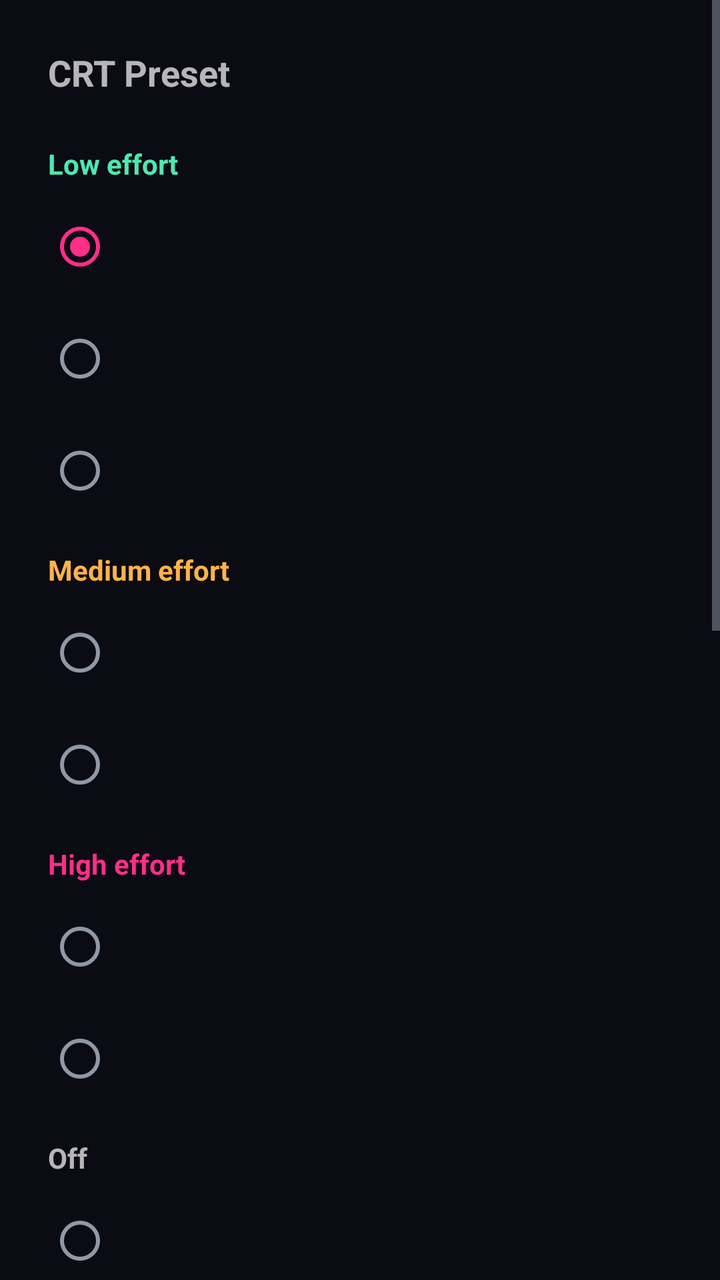
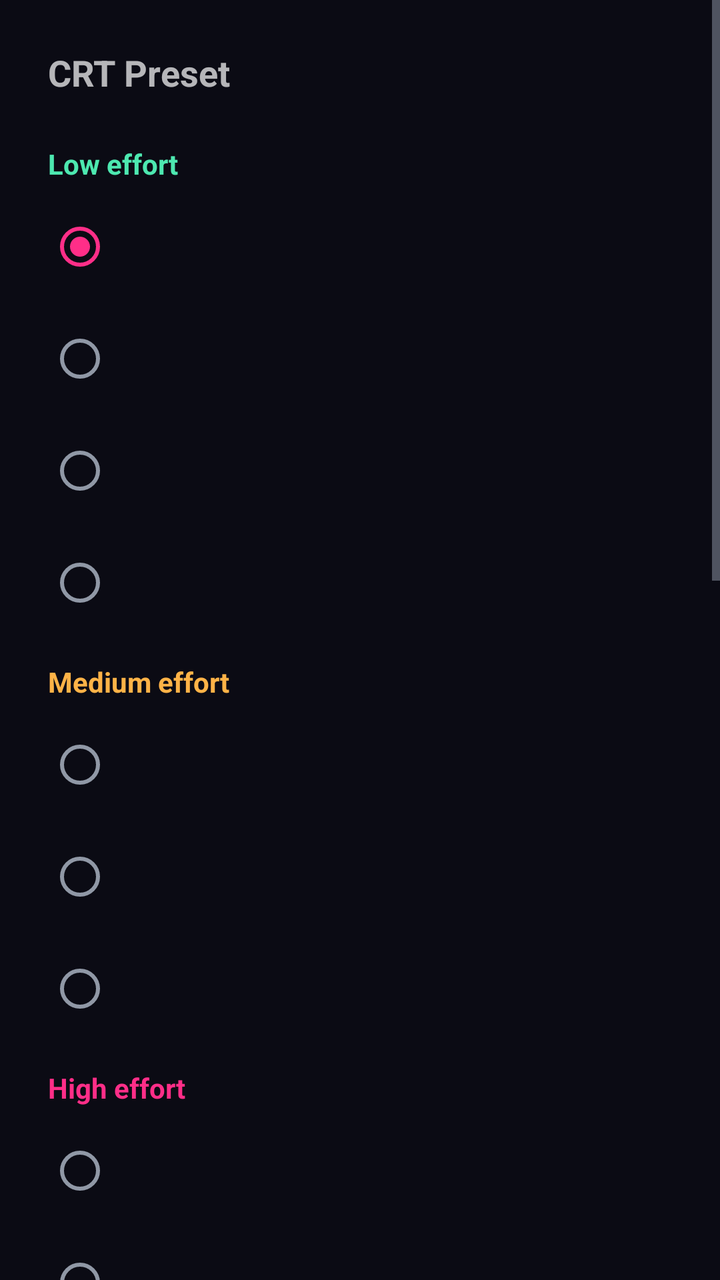

An Android layout rendered at two revisions. The XML below is the earlier revision; the diff shows what the commit changed to produce the second picture.
<!-- AndroidManifest.xml: application theme Theme.RetroTube -->
<!-- res/layout/activity_main.xml -->
<?xml version="1.0" encoding="utf-8"?>
<ScrollView xmlns:android="http://schemas.android.com/apk/res/android"
    android:layout_width="match_parent"
    android:layout_height="match_parent">

    <LinearLayout
        android:layout_width="match_parent"
        android:layout_height="wrap_content"
        android:orientation="vertical"
        android:padding="24dp">

        <TextView
            android:layout_width="wrap_content"
            android:layout_height="wrap_content"
            android:text="@string/preset_label"
            android:textStyle="bold"
            android:textSize="18sp"
            android:layout_marginBottom="16dp" />

        <RadioGroup
            android:id="@+id/presetGroup"
            android:layout_width="match_parent"
            android:layout_height="wrap_content">

            <TextView
                android:layout_width="wrap_content"
                android:layout_height="wrap_content"
                android:text="@string/tier_low"
                android:textStyle="bold"
                android:textColor="@color/tier_low"
                android:layout_marginTop="8dp"
                android:layout_marginBottom="4dp" />

            <RadioButton
                android:id="@+id/presetZfastCrt"
                android:layout_width="match_parent"
                android:layout_height="wrap_content"
                android:checked="true" />

            <RadioButton
                android:id="@+id/presetPhosphorMono"
                android:layout_width="match_parent"
                android:layout_height="wrap_content" />

            <RadioButton
                android:id="@+id/presetDeconverge"
                android:layout_width="match_parent"
                android:layout_height="wrap_content" />

            <TextView
                android:layout_width="wrap_content"
                android:layout_height="wrap_content"
                android:text="@string/tier_medium"
                android:textStyle="bold"
                android:textColor="@color/tier_medium"
                android:layout_marginTop="12dp"
                android:layout_marginBottom="4dp" />

            <RadioButton
                android:id="@+id/presetCrtEasymode"
                android:layout_width="match_parent"
                android:layout_height="wrap_content" />

            <RadioButton
                android:id="@+id/presetVhs"
                android:layout_width="match_parent"
                android:layout_height="wrap_content" />

            <TextView
                android:layout_width="wrap_content"
                android:layout_height="wrap_content"
                android:text="@string/tier_high"
                android:textStyle="bold"
                android:textColor="@color/tier_high"
                android:layout_marginTop="12dp"
                android:layout_marginBottom="4dp" />

            <RadioButton
                android:id="@+id/presetCrtGuestAdvanced"
                android:layout_width="match_parent"
                android:layout_height="wrap_content" />

            <RadioButton
                android:id="@+id/presetNtsc"
                android:layout_width="match_parent"
                android:layout_height="wrap_content" />

            <TextView
                android:layout_width="wrap_content"
                android:layout_height="wrap_content"
                android:text="@string/tier_off"
                android:textStyle="bold"
                android:layout_marginTop="12dp"
                android:layout_marginBottom="4dp" />

            <RadioButton
                android:id="@+id/presetNone"
                android:layout_width="match_parent"
                android:layout_height="wrap_content" />

        </RadioGroup>

        <com.google.android.material.switchmaterial.SwitchMaterial
            android:id="@+id/curvatureSwitch"
            android:layout_width="match_parent"
            android:layout_height="wrap_content"
            android:layout_marginTop="20dp" />

        <TextView
            android:layout_width="wrap_content"
            android:layout_height="wrap_content"
            android:text="@string/downscale_label"
            android:textStyle="bold"
            android:layout_marginTop="20dp"
            android:layout_marginBottom="4dp" />

        <RadioGroup
            android:id="@+id/downscaleGroup"
            android:layout_width="match_parent"
            android:layout_height="wrap_content">

            <RadioButton
                android:id="@+id/downscaleNative"
                android:layout_width="match_parent"
                android:layout_height="wrap_content"
                android:checked="true" />

            <RadioButton
                android:id="@+id/downscale240"
                android:layout_width="match_parent"
                android:layout_height="wrap_content" />

            <RadioButton
                android:id="@+id/downscale480"
                android:layout_width="match_parent"
                android:layout_height="wrap_content" />

            <RadioButton
                android:id="@+id/downscale720"
                android:layout_width="match_parent"
                android:layout_height="wrap_content" />

        </RadioGroup>

        <TextView
            android:layout_width="wrap_content"
            android:layout_height="wrap_content"
            android:text="@string/aspect_label"
            android:textStyle="bold"
            android:layout_marginTop="20dp"
            android:layout_marginBottom="4dp" />

        <RadioGroup
            android:id="@+id/aspectGroup"
            android:layout_width="match_parent"
            android:layout_height="wrap_content">

            <RadioButton
                android:id="@+id/aspectFit"
                android:layout_width="match_parent"
                android:layout_height="wrap_content"
                android:checked="true" />

            <RadioButton
                android:id="@+id/aspectStretch"
                android:layout_width="match_parent"
                android:layout_height="wrap_content" />

            <RadioButton
                android:id="@+id/aspectCrop"
                android:layout_width="match_parent"
                android:layout_height="wrap_content" />

        </RadioGroup>

        <Button
            android:id="@+id/saveButton"
            android:layout_width="match_parent"
            android:layout_height="wrap_content"
            android:layout_marginTop="24dp"
            android:text="@string/save_defaults" />

        <Button
            android:id="@+id/clearOverrideButton"
            android:layout_width="match_parent"
            android:layout_height="wrap_content"
            android:layout_marginTop="8dp"
            android:text="@string/clear_override"
            android:visibility="gone" />

    </LinearLayout>
</ScrollView>
<!-- resources referenced by this layout -->
<resources>
  <color name="tier_high">@color/retro_magenta</color>
  <color name="tier_low">#4DE8B0</color>
  <color name="tier_medium">#FFB347</color>
  <string name="aspect_label">Aspect Ratio</string>
  <string name="clear_override">Clear Override</string>
  <string name="downscale_label">CRT Resolution</string>
  <string name="preset_label">CRT Preset</string>
  <string name="save_defaults">Save Defaults</string>
  <string name="tier_high">High effort</string>
  <string name="tier_low">Low effort</string>
  <string name="tier_medium">Medium effort</string>
  <string name="tier_off">Off</string>
  <style name="Theme.RetroTube" parent="Theme.MaterialComponents.NoActionBar">
          <item name="colorPrimary">@color/retro_teal</item>
          <item name="colorPrimaryDark">@color/retro_background</item>
          <item name="colorOnPrimary">@color/retro_teal_on</item>
          <item name="colorSecondary">@color/retro_magenta</item>
          <item name="colorOnSecondary">@color/retro_magenta_on</item>
          <item name="colorSurface">@color/retro_surface</item>
          <item name="colorOnSurface">@color/retro_text_primary</item>
          <item name="colorOnBackground">@color/retro_text_primary</item>
          <item name="android:windowBackground">@color/retro_background</item>
          <item name="android:textColorPrimary">@color/retro_text_primary</item>
          <item name="android:textColorSecondary">@color/retro_text_muted</item>
          <item name="radioButtonStyle">@style/Widget.RetroTube.RadioButton</item>
          <item name="switchStyle">@style/Widget.RetroTube.Switch</item>
      </style>
  <color name="retro_magenta">#FF2E88</color>
  <color name="retro_teal">#2FE6D0</color>
  <color name="retro_background">#0B0B14</color>
  <color name="retro_teal_on">#05201C</color>
  <color name="retro_magenta_on">#2B0716</color>
  <color name="retro_surface">#1A1A26</color>
  <color name="retro_text_primary">#F2F2F5</color>
  <color name="retro_text_muted">#9098A6</color>
  <style name="Widget.RetroTube.RadioButton" parent="Widget.MaterialComponents.CompoundButton.RadioButton">
          <item name="android:minHeight">56dp</item>
          <item name="android:paddingVertical">10dp</item>
          <item name="android:paddingStart">4dp</item>
          <item name="android:gravity">center_vertical</item>
      </style>
  <style name="Widget.RetroTube.Switch" parent="Widget.MaterialComponents.CompoundButton.Switch">
          <item name="android:minHeight">56dp</item>
          <item name="android:paddingVertical">10dp</item>
          <item name="android:paddingStart">4dp</item>
          <item name="android:gravity">center_vertical</item>
      </style>
</resources>

<!-- the commit's change to res/layout/activity_main.xml (unified diff, before → after) -->
@@ -47,6 +47,11 @@
                 android:layout_width="match_parent"
                 android:layout_height="wrap_content" />
 
+            <RadioButton
+                android:id="@+id/presetInterlaceRoll"
+                android:layout_width="match_parent"
+                android:layout_height="wrap_content" />
+
             <TextView
                 android:layout_width="wrap_content"
                 android:layout_height="wrap_content"
@@ -63,6 +68,11 @@
 
             <RadioButton
                 android:id="@+id/presetVhs"
+                android:layout_width="match_parent"
+                android:layout_height="wrap_content" />
+
+            <RadioButton
+                android:id="@+id/presetVhsRec"
                 android:layout_width="match_parent"
                 android:layout_height="wrap_content" />
 
